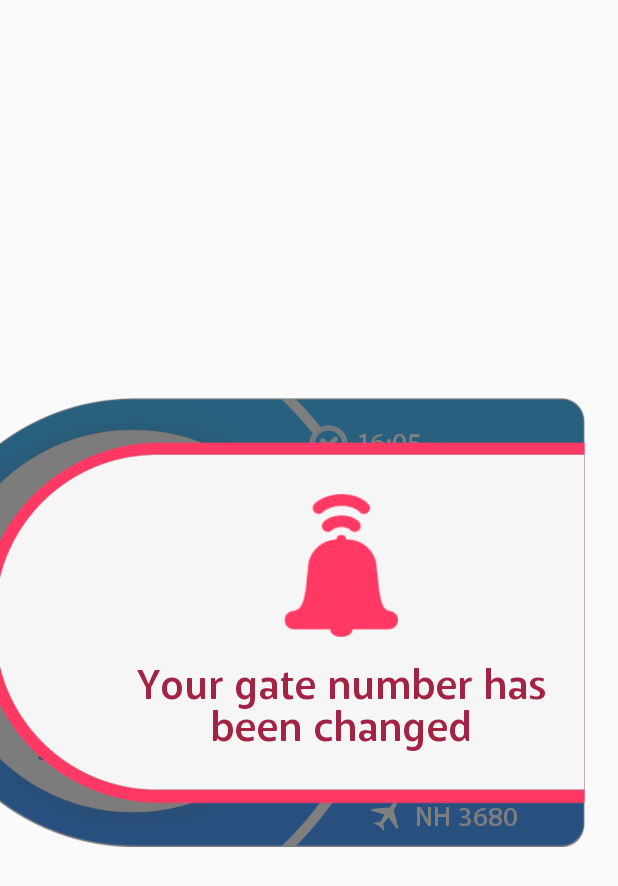
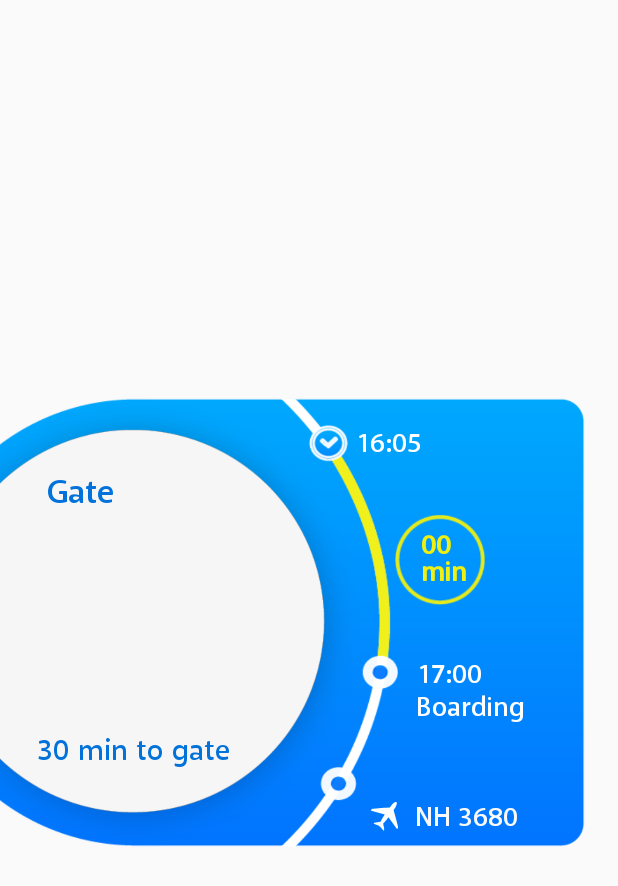
Before and after one commit to kumomiaalto/tomo-android, an Android app: the layout activity_default_screen.xml on its own in the app's theme, with its tools: preview values and no code run, on a phone screen of 412 x 824 dp. Shown: the top 886 px of the screen. Run offline under Robolectric (Android 15) with nearby library versions, the light colour scheme and no system bars.

Commit message:
proximi location commented and default notification turned off, min angle change needed made 10

```diff
--- a/app/src/main/res/layout/activity_default_screen.xml
+++ b/app/src/main/res/layout/activity_default_screen.xml
@@ -211,7 +211,7 @@
         android:layout_marginBottom="63dp"
         android:layout_marginTop="62dp"
         android:layout_marginEnd="82dp"
-        android:visibility="visible"
+        android:visibility="invisible"
         android:background="@drawable/big_noti_background"
         app:layout_constraintBottom_toBottomOf="parent"
         app:layout_constraintEnd_toEndOf="parent"
@@ -226,7 +226,7 @@
         android:layout_height="wrap_content"
         android:layout_marginBottom="62dp"
         android:layout_marginEnd="12dp"
-        android:visibility="visible"
+        android:visibility="invisible"
         android:textSize="28sp"
         android:textColor="#A32344"
         android:gravity="center"
@@ -240,7 +240,7 @@
         android:layout_height="95dp"
         android:layout_marginBottom="140dp"
         android:layout_marginEnd="124dp"
-        android:visibility="visible"
+        android:visibility="invisible"
         android:background="@drawable/big_notification"
         app:layout_constraintBottom_toBottomOf="@+id/container"
         app:layout_constraintEnd_toEndOf="@+id/container" />
```
